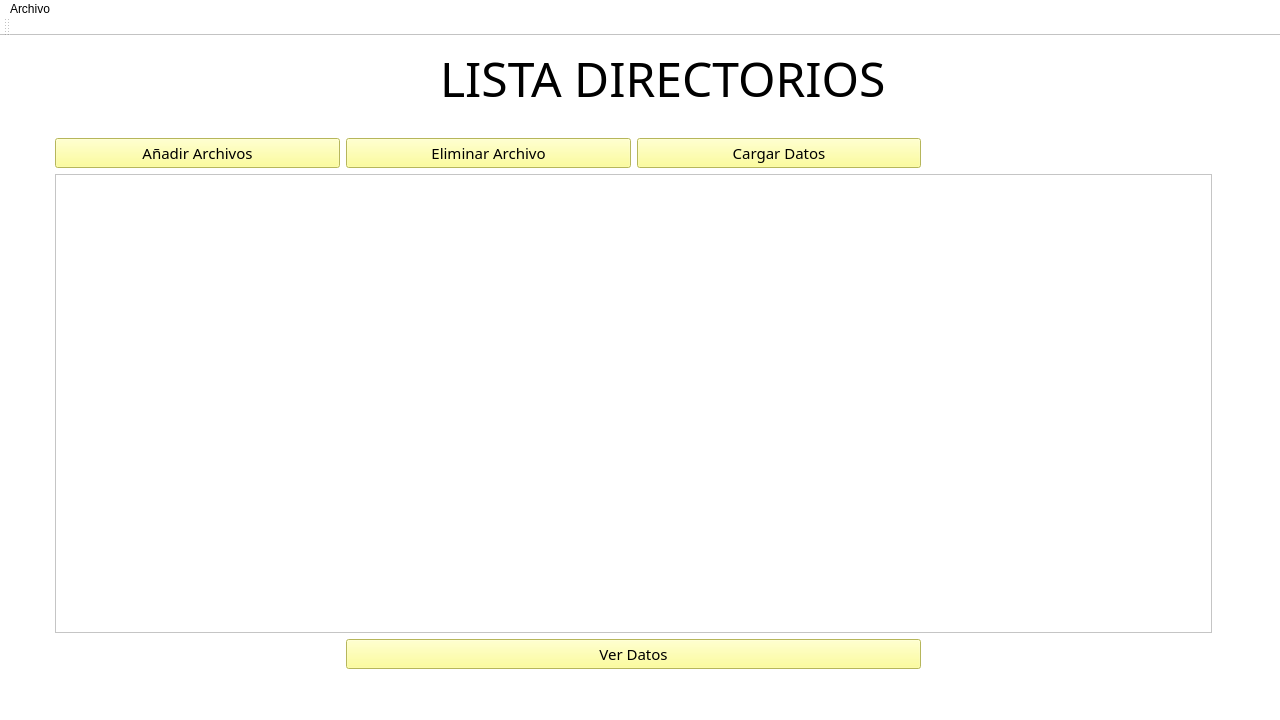
The window that Interfaz/UI/InicioSubirDatos.ui (Dumaru/ExcelReports) describes before a commit, drawn with Qt 5.
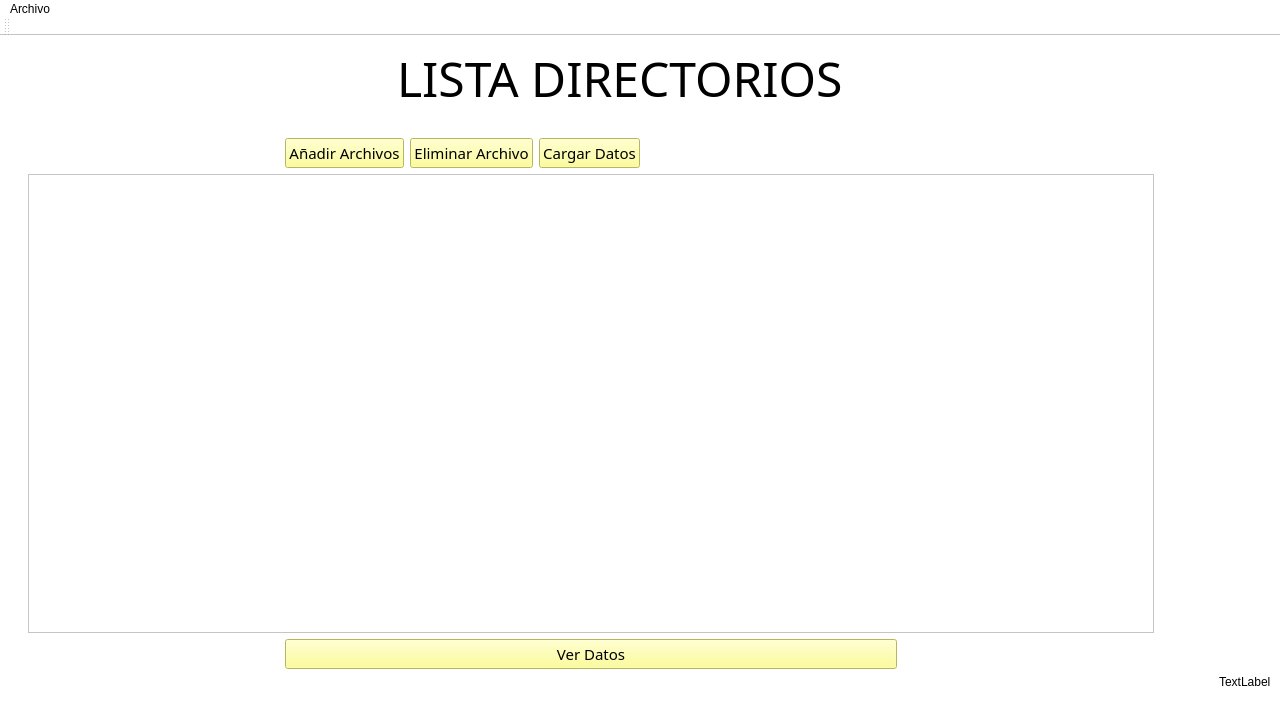
The same window after the commit. Icons and pictures are not drawn.

Patch:
```diff
--- a/Interfaz/UI/InicioSubirDatos.ui
+++ b/Interfaz/UI/InicioSubirDatos.ui
@@ -31,90 +31,48 @@
   </property>
   <widget class="QWidget" name="centralwidget">
    <layout class="QGridLayout" name="gridLayout_2">
-    <item row="1" column="4">
+    <item row="3" column="1">
+     <widget class="QLabel" name="label_4">
+      <property name="text">
+       <string/>
+      </property>
+      <property name="pixmap">
+       <pixmap>:/Logos/Logo.png</pixmap>
+      </property>
+     </widget>
+    </item>
+    <item row="0" column="2" alignment="Qt::AlignHCenter">
+     <widget class="QLabel" name="label_3">
+      <property name="font">
+       <font>
+        <family>Agency FB</family>
+        <pointsize>36</pointsize>
+        <weight>50</weight>
+        <bold>false</bold>
+       </font>
+      </property>
+      <property name="styleSheet">
+       <string notr="true">background-color: rgb(255, 255, 255);</string>
+      </property>
+      <property name="text">
+       <string>LISTA DIRECTORIOS</string>
+      </property>
+     </widget>
+    </item>
+    <item row="0" column="0">
+     <widget class="QLabel" name="label_5">
+      <property name="text">
+       <string>&lt;html&gt;&lt;head/&gt;&lt;body&gt;&lt;p&gt;&lt;img src=&quot;:/Iconos/logoRaptor.png&quot;/&gt;&lt;/p&gt;&lt;/body&gt;&lt;/html&gt;</string>
+      </property>
+     </widget>
+    </item>
+    <item row="2" column="2">
      <layout class="QVBoxLayout" name="verticalLayout">
       <item>
        <layout class="QGridLayout" name="gridLayout">
         <property name="sizeConstraint">
          <enum>QLayout::SetMinimumSize</enum>
         </property>
-        <item row="23" column="4">
-         <widget class="QLabel" name="label_2">
-          <property name="maximumSize">
-           <size>
-            <width>167777</width>
-            <height>167777</height>
-           </size>
-          </property>
-          <property name="styleSheet">
-           <string notr="true">image: url(:/newPrefix/Logo.png);</string>
-          </property>
-          <property name="text">
-           <string/>
-          </property>
-         </widget>
-        </item>
-        <item row="2" column="0">
-         <widget class="QPushButton" name="pushButtonAnadirArchivo">
-          <property name="maximumSize">
-           <size>
-            <width>16777215</width>
-            <height>48</height>
-           </size>
-          </property>
-          <property name="font">
-           <font>
-            <family>Corbel</family>
-            <pointsize>11</pointsize>
-           </font>
-          </property>
-          <property name="styleSheet">
-           <string notr="true">background-color: rgb(255, 255, 127);</string>
-          </property>
-          <property name="text">
-           <string>Añadir Archivos</string>
-          </property>
-          <property name="icon">
-           <iconset>
-            <normaloff>../Recursos/icons8-añadir-libro-80.png</normaloff>../Recursos/icons8-añadir-libro-80.png</iconset>
-          </property>
-          <property name="iconSize">
-           <size>
-            <width>30</width>
-            <height>30</height>
-           </size>
-          </property>
-         </widget>
-        </item>
-        <item row="2" column="1">
-         <widget class="QPushButton" name="pushButtonEliminar">
-          <property name="font">
-           <font>
-            <family>Corbel</family>
-            <pointsize>11</pointsize>
-           </font>
-          </property>
-          <property name="whatsThis">
-           <string>&lt;html&gt;&lt;head/&gt;&lt;body&gt;&lt;p&gt;&lt;img src=&quot;:/newPrefix/Iocom png.png&quot;/&gt;&lt;/p&gt;&lt;/body&gt;&lt;/html&gt;</string>
-          </property>
-          <property name="styleSheet">
-           <string notr="true">background-color: rgb(255, 255, 127);</string>
-          </property>
-          <property name="text">
-           <string>Eliminar Archivo</string>
-          </property>
-          <property name="icon">
-           <iconset resource="../Recursos/ArchiImagenes.qrc">
-            <normaloff>:/Iconos/icons8-eliminar-400.png</normaloff>:/Iconos/icons8-eliminar-400.png</iconset>
-          </property>
-          <property name="iconSize">
-           <size>
-            <width>40</width>
-            <height>40</height>
-           </size>
-          </property>
-         </widget>
-        </item>
         <item row="25" column="1" colspan="2">
          <widget class="QPushButton" name="pushButtonMostrarDatos">
           <property name="maximumSize">
@@ -136,7 +94,7 @@
            <string>Ver Datos</string>
           </property>
           <property name="icon">
-           <iconset resource="../Recursos/ArchiImagenes.qrc">
+           <iconset resource="Recursos/DATOS IMAGENES.qrc">
             <normaloff>:/Iconos/icons8-hand-box-256.png</normaloff>:/Iconos/icons8-hand-box-256.png</iconset>
           </property>
           <property name="iconSize">
@@ -147,6 +105,29 @@
           </property>
          </widget>
         </item>
+        <item row="1" column="5">
+         <widget class="QLabel" name="label">
+          <property name="text">
+           <string>&lt;html&gt;&lt;head/&gt;&lt;body&gt;&lt;p&gt;&lt;img src=&quot;:/Images/Iocom png.png&quot;/&gt;&lt;/p&gt;&lt;/body&gt;&lt;/html&gt;</string>
+          </property>
+         </widget>
+        </item>
+        <item row="23" column="4">
+         <widget class="QLabel" name="label_2">
+          <property name="maximumSize">
+           <size>
+            <width>167777</width>
+            <height>167777</height>
+           </size>
+          </property>
+          <property name="styleSheet">
+           <string notr="true">image: url(:/newPrefix/Logo.png);</string>
+          </property>
+          <property name="text">
+           <string/>
+          </property>
+         </widget>
+        </item>
         <item row="23" column="5">
          <spacer name="horizontalSpacer">
           <property name="orientation">
@@ -177,14 +158,70 @@
           </property>
          </widget>
         </item>
-        <item row="1" column="5">
-         <widget class="QLabel" name="label">
+        <item row="3" column="1">
+         <layout class="QHBoxLayout" name="horizontalLayout">
+          <item>
+           <widget class="QPushButton" name="pushButtonAnadirArchivo">
+            <property name="maximumSize">
+             <size>
+              <width>16777215</width>
+              <height>48</height>
+             </size>
+            </property>
+            <property name="font">
+             <font>
+              <family>Corbel</family>
+              <pointsize>11</pointsize>
+             </font>
+            </property>
+            <property name="styleSheet">
+             <string notr="true">background-color: rgb(255, 255, 127);</string>
+            </property>
           <property name="text">
-           <string>&lt;html&gt;&lt;head/&gt;&lt;body&gt;&lt;p&gt;&lt;img src=&quot;:/Images/Iocom png.png&quot;/&gt;&lt;/p&gt;&lt;/body&gt;&lt;/html&gt;</string>
-          </property>
-         </widget>
-        </item>
-        <item row="2" column="2">
+             <string>Añadir Archivos</string>
+            </property>
+            <property name="icon">
+             <iconset resource="Recursos/DATOS IMAGENES.qrc">
+              <normaloff>:/Iconos/icons8-añadir-libro-80.png</normaloff>:/Iconos/icons8-añadir-libro-80.png</iconset>
+            </property>
+            <property name="iconSize">
+             <size>
+              <width>30</width>
+              <height>30</height>
+             </size>
+            </property>
+           </widget>
+          </item>
+          <item>
+           <widget class="QPushButton" name="pushButtonEliminar">
+            <property name="font">
+             <font>
+              <family>Corbel</family>
+              <pointsize>11</pointsize>
+             </font>
+            </property>
+            <property name="whatsThis">
+             <string>&lt;html&gt;&lt;head/&gt;&lt;body&gt;&lt;p&gt;&lt;img src=&quot;:/newPrefix/Iocom png.png&quot;/&gt;&lt;/p&gt;&lt;/body&gt;&lt;/html&gt;</string>
+            </property>
+            <property name="styleSheet">
+             <string notr="true">background-color: rgb(255, 255, 127);</string>
+            </property>
+            <property name="text">
+             <string>Eliminar Archivo</string>
+            </property>
+            <property name="icon">
+             <iconset resource="Recursos/DATOS IMAGENES.qrc">
+              <normaloff>:/Iconos/icons8-eliminar-400.png</normaloff>:/Iconos/icons8-eliminar-400.png</iconset>
+            </property>
+            <property name="iconSize">
+             <size>
+              <width>40</width>
+              <height>40</height>
+             </size>
+            </property>
+           </widget>
+          </item>
+          <item>
          <widget class="QPushButton" name="pushButtonCargarDatos">
           <property name="font">
            <font>
@@ -194,13 +231,13 @@
           </property>
           <property name="styleSheet">
            <string notr="true">background-color: rgb(255, 255, 127);
-image: url(:/Iconos/upload.png);</string>
+</string>
           </property>
           <property name="text">
            <string>Cargar Datos</string>
           </property>
           <property name="icon">
-           <iconset resource="../Recursos/ArchiImagenes.qrc">
+             <iconset resource="Recursos/DATOS IMAGENES.qrc">
             <normaloff>:/Iconos/upload.png</normaloff>:/Iconos/upload.png</iconset>
           </property>
           <property name="iconSize">
@@ -215,66 +252,19 @@
       </item>
      </layout>
     </item>
-    <item row="0" column="4" alignment="Qt::AlignHCenter">
-     <widget class="QLabel" name="label_3">
-      <property name="font">
-       <font>
-        <family>Agency FB</family>
-        <pointsize>36</pointsize>
-        <weight>50</weight>
-        <bold>false</bold>
-       </font>
-      </property>
-      <property name="styleSheet">
-       <string notr="true">background-color: rgb(255, 255, 255);</string>
-      </property>
-      <property name="text">
-       <string>LISTA DIRECTORIOS</string>
-      </property>
-     </widget>
+     </layout>
     </item>
-    <item row="2" column="3">
-     <widget class="QLabel" name="label_4">
+    <item row="3" column="0">
+     <widget class="QLabel" name="label_7">
       <property name="text">
-       <string/>
+       <string>&lt;html&gt;&lt;head/&gt;&lt;body&gt;&lt;p&gt;&lt;img src=&quot;:/Iconos/Iocom.png&quot;/&gt;&lt;/p&gt;&lt;/body&gt;&lt;/html&gt;</string>
       </property>
-      <property name="pixmap">
-       <pixmap resource="DATOS IMAGENES.qrc">:/Logos/Logo.png</pixmap>
-      </property>
      </widget>
     </item>
-    <item row="1" column="3">
-     <spacer name="horizontalSpacer_2">
-      <property name="orientation">
-       <enum>Qt::Horizontal</enum>
-      </property>
-      <property name="sizeType">
-       <enum>QSizePolicy::Minimum</enum>
-      </property>
-      <property name="sizeHint" stdset="0">
-       <size>
-        <width>40</width>
-        <height>20</height>
-       </size>
-      </property>
-     </spacer>
-    </item>
-    <item row="0" column="3">
+    <item row="3" column="5">
      <widget class="QLabel" name="label_6">
       <property name="text">
-       <string/>
-      </property>
-      <property name="pixmap">
-       <pixmap resource="DATOS IMAGENES.qrc">:/Logos/RAPTOR.png</pixmap>
-      </property>
-      <property name="scaledContents">
-       <bool>false</bool>
-      </property>
-      <property name="wordWrap">
-       <bool>false</bool>
-      </property>
-      <property name="openExternalLinks">
-       <bool>true</bool>
+       <string>TextLabel</string>
       </property>
      </widget>
     </item>
```
Left out of the diff: 4 changed lines with no effect on the pictures. Lines whose indentation alone changed are shown as unchanged.
